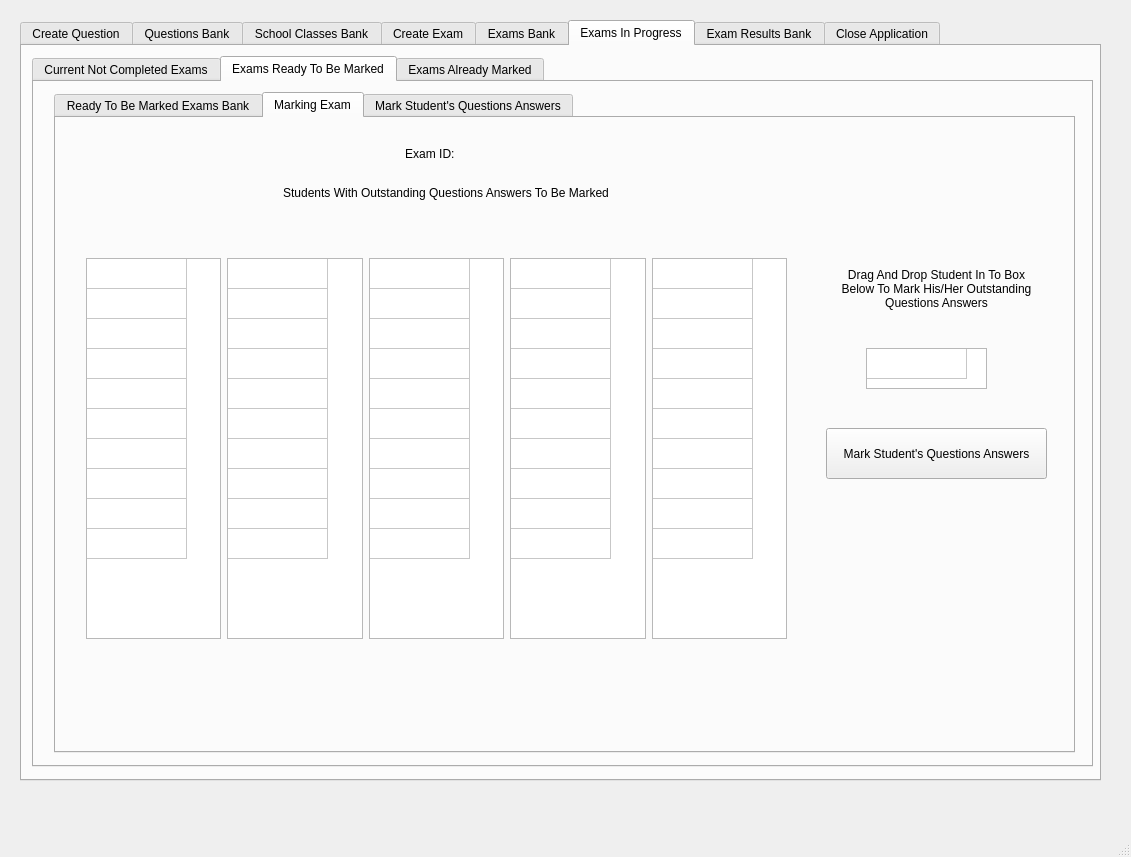
First picture: the form in GUI/TeacherGUIQtDesigner.ui, repository applet199/OOPCourseWorkTwo, before the edit.
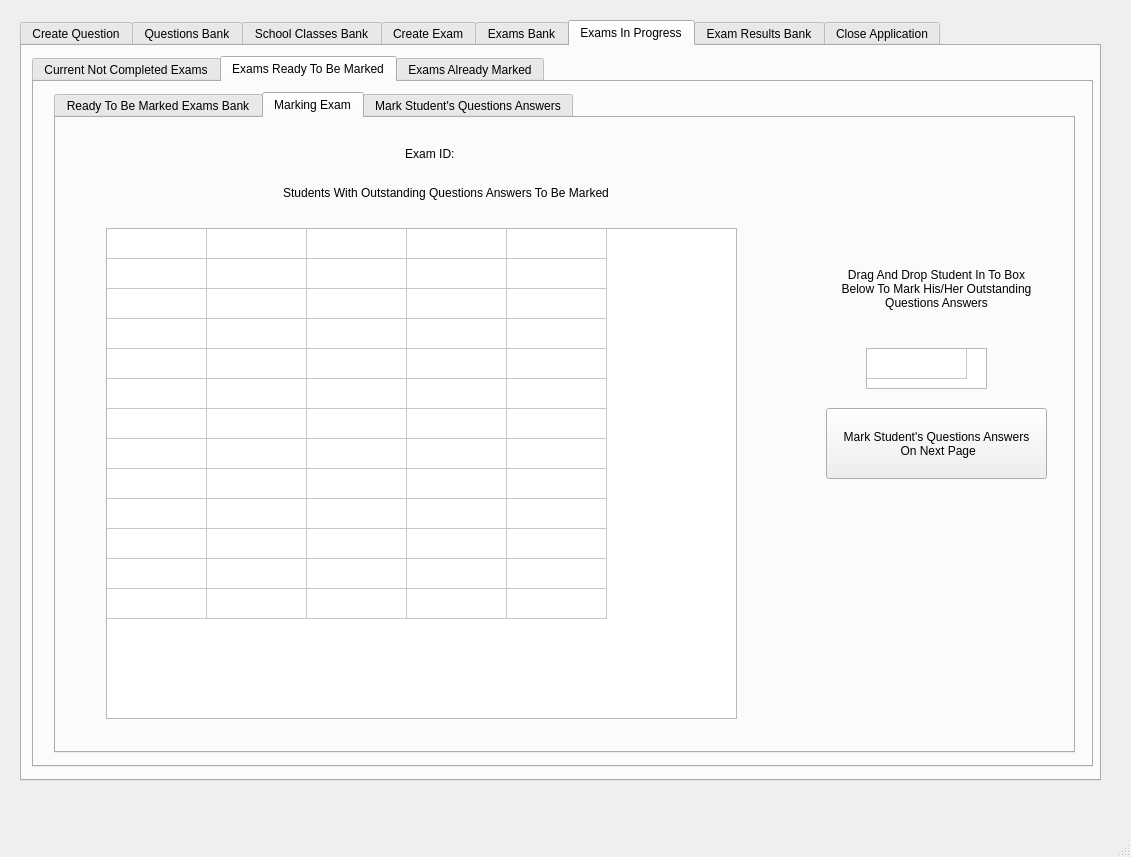
Second picture: the form after the edit. The open tabs and pages were chosen to show the change.

Commit message: before implementing marking essay questions

```diff
--- a/GUI/TeacherGUIQtDesigner.ui
+++ b/GUI/TeacherGUIQtDesigner.ui
@@ -2742,231 +2742,64 @@
           <property name="geometry">
            <rect>
             <x>770</x>
-            <y>310</y>
+            <y>290</y>
             <width>221</width>
-            <height>51</height>
+            <height>71</height>
            </rect>
           </property>
           <property name="text">
-           <string>Mark Student's Questions Answers</string>
+           <string>Mark Student's Questions Answers 
+ On Next Page</string>
           </property>
          </widget>
-         <widget class="QWidget" name="layoutWidget">
+         <widget class="QTableWidget" name="tableWidget_6">
           <property name="geometry">
            <rect>
-            <x>30</x>
-            <y>120</y>
-            <width>701</width>
-            <height>401</height>
+            <x>50</x>
+            <y>110</y>
+            <width>631</width>
+            <height>491</height>
            </rect>
           </property>
-          <layout class="QHBoxLayout" name="horizontalLayout_15">
-           <item>
-            <layout class="QVBoxLayout" name="verticalLayout_37">
-             <item>
-              <widget class="QLabel" name="label_50">
-               <property name="text">
-                <string/>
-               </property>
-               <property name="alignment">
-                <set>Qt::AlignCenter</set>
-               </property>
-              </widget>
-             </item>
-             <item>
-              <widget class="QTableWidget" name="tableWidget_20">
-               <property name="rowCount">
-                <number>10</number>
-               </property>
-               <property name="columnCount">
-                <number>1</number>
-               </property>
-               <attribute name="horizontalHeaderVisible">
-                <bool>false</bool>
-               </attribute>
-               <attribute name="verticalHeaderVisible">
-                <bool>false</bool>
-               </attribute>
-               <row/>
-               <row/>
-               <row/>
-               <row/>
-               <row/>
-               <row/>
-               <row/>
-               <row/>
-               <row/>
-               <row/>
-               <column/>
-              </widget>
-             </item>
-            </layout>
-           </item>
-           <item>
-            <layout class="QVBoxLayout" name="verticalLayout_38">
-             <item>
-              <widget class="QLabel" name="label_51">
-               <property name="text">
-                <string/>
-               </property>
-               <property name="alignment">
-                <set>Qt::AlignCenter</set>
-               </property>
-              </widget>
-             </item>
-             <item>
-              <widget class="QTableWidget" name="tableWidget_21">
-               <property name="rowCount">
-                <number>10</number>
-               </property>
-               <property name="columnCount">
-                <number>1</number>
-               </property>
-               <attribute name="horizontalHeaderVisible">
-                <bool>false</bool>
-               </attribute>
-               <attribute name="verticalHeaderVisible">
-                <bool>false</bool>
-               </attribute>
-               <row/>
-               <row/>
-               <row/>
-               <row/>
-               <row/>
-               <row/>
-               <row/>
-               <row/>
-               <row/>
-               <row/>
-               <column/>
-              </widget>
-             </item>
-            </layout>
-           </item>
-           <item>
-            <layout class="QVBoxLayout" name="verticalLayout_39">
-             <item>
-              <widget class="QLabel" name="label_52">
-               <property name="text">
-                <string/>
-               </property>
-               <property name="alignment">
-                <set>Qt::AlignCenter</set>
-               </property>
-              </widget>
-             </item>
-             <item>
-              <widget class="QTableWidget" name="tableWidget_22">
-               <property name="rowCount">
-                <number>10</number>
-               </property>
-               <property name="columnCount">
-                <number>1</number>
-               </property>
-               <attribute name="horizontalHeaderVisible">
-                <bool>false</bool>
-               </attribute>
-               <attribute name="verticalHeaderVisible">
-                <bool>false</bool>
-               </attribute>
-               <row/>
-               <row/>
-               <row/>
-               <row/>
-               <row/>
-               <row/>
-               <row/>
-               <row/>
-               <row/>
-               <row/>
-               <column/>
-              </widget>
-             </item>
-            </layout>
-           </item>
-           <item>
-            <layout class="QVBoxLayout" name="verticalLayout_40">
-             <item>
-              <widget class="QLabel" name="label_55">
-               <property name="text">
-                <string/>
-               </property>
-               <property name="alignment">
-                <set>Qt::AlignCenter</set>
-               </property>
-              </widget>
-             </item>
-             <item>
-              <widget class="QTableWidget" name="tableWidget_23">
-               <property name="rowCount">
-                <number>10</number>
-               </property>
-               <property name="columnCount">
-                <number>1</number>
-               </property>
-               <attribute name="horizontalHeaderVisible">
-                <bool>false</bool>
-               </attribute>
-               <attribute name="verticalHeaderVisible">
-                <bool>false</bool>
-               </attribute>
-               <row/>
-               <row/>
-               <row/>
-               <row/>
-               <row/>
-               <row/>
-               <row/>
-               <row/>
-               <row/>
-               <row/>
-               <column/>
-              </widget>
-             </item>
-            </layout>
-           </item>
-           <item>
-            <layout class="QVBoxLayout" name="verticalLayout_41">
-             <item>
-              <widget class="QLabel" name="label_58">
-               <property name="text">
-                <string/>
-               </property>
-               <property name="alignment">
-                <set>Qt::AlignCenter</set>
-               </property>
-              </widget>
-             </item>
-             <item>
-              <widget class="QTableWidget" name="tableWidget_24">
-               <property name="rowCount">
-                <number>10</number>
-               </property>
-               <property name="columnCount">
-                <number>1</number>
-               </property>
-               <attribute name="horizontalHeaderVisible">
-                <bool>false</bool>
-               </attribute>
-               <attribute name="verticalHeaderVisible">
-                <bool>false</bool>
-               </attribute>
-               <row/>
-               <row/>
-               <row/>
-               <row/>
-               <row/>
-               <row/>
-               <row/>
-               <row/>
-               <row/>
-               <row/>
-               <column/>
-              </widget>
-             </item>
-            </layout>
-           </item>
-          </layout>
+          <property name="editTriggers">
+           <set>QAbstractItemView::NoEditTriggers</set>
+          </property>
+          <property name="dragDropMode">
+           <enum>QAbstractItemView::NoDragDrop</enum>
+          </property>
+          <property name="selectionMode">
+           <enum>QAbstractItemView::SingleSelection</enum>
+          </property>
+          <property name="rowCount">
+           <number>13</number>
+          </property>
+          <property name="columnCount">
+           <number>5</number>
+          </property>
+          <attribute name="horizontalHeaderVisible">
+           <bool>false</bool>
+          </attribute>
+          <attribute name="verticalHeaderVisible">
+           <bool>false</bool>
+          </attribute>
+          <row/>
+          <row/>
+          <row/>
+          <row/>
+          <row/>
+          <row/>
+          <row/>
+          <row/>
+          <row/>
+          <row/>
+          <row/>
+          <row/>
+          <row/>
+          <column/>
+          <column/>
+          <column/>
+          <column/>
+          <column/>
          </widget>
         </widget>
         <widget class="QWidget" name="tab_27">
```
Left out of the diff: 39 changed lines with no effect on the pictures. The commit also changes 11 other files.
